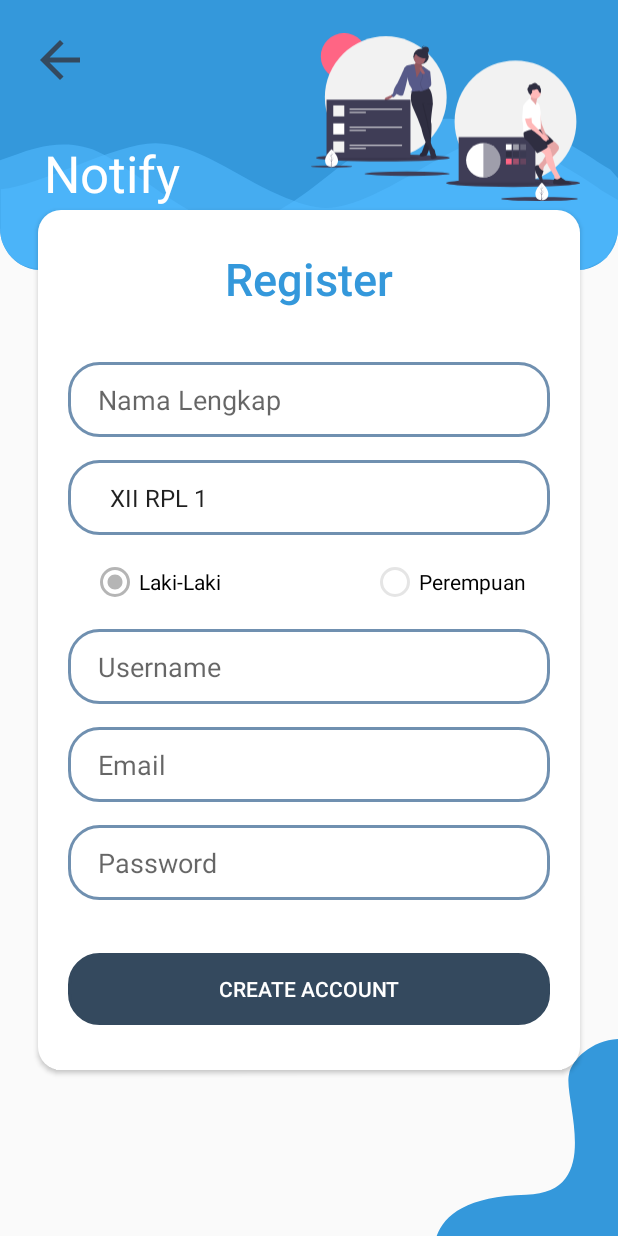
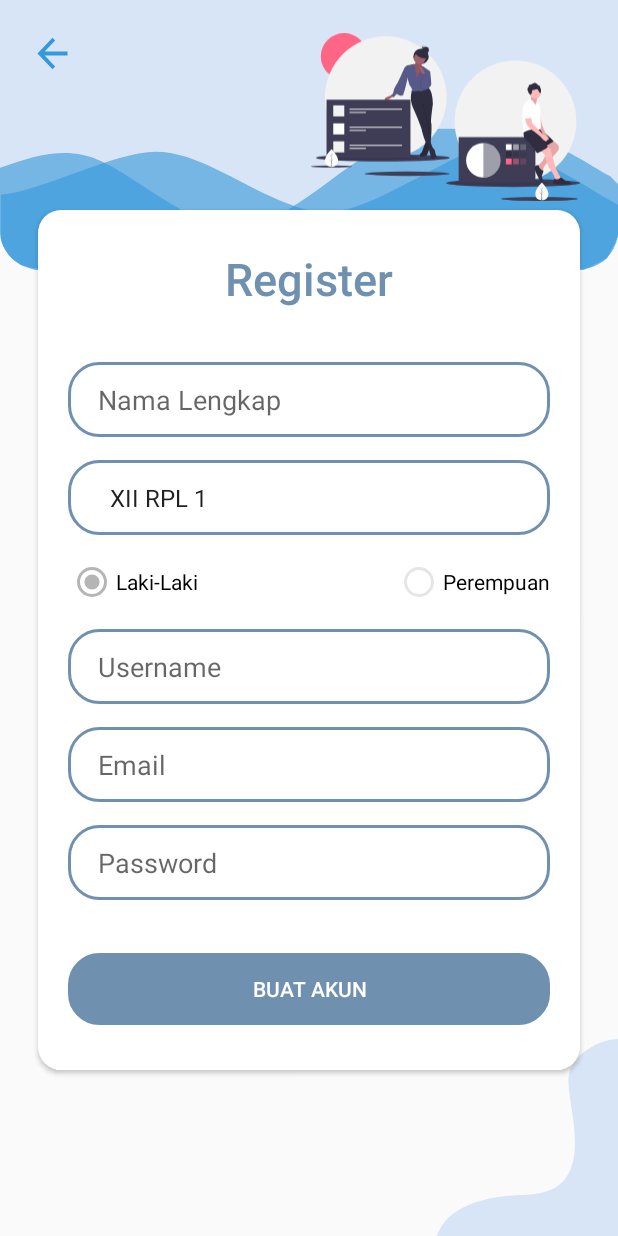
Before and after one commit to DelNight/Notify, an Android app: the screen it shows after launch (SignupActivity), after a tap on "BUAT AKUN", on a phone screen of 412 x 824 dp. Run offline under Robolectric (Android 15) with nearby library versions, the light colour scheme and no system bars; our stand-ins replace ButterKnife, Firebase (no records; nobody signed in at launch, a user with empty details on screens opened directly).

Commit message:
update login regis splash

```diff
--- a/app/src/main/res/drawable/ic_vectorloginregis.xml
+++ b/app/src/main/res/drawable/ic_vector_login.xml
@@ -5,15 +5,15 @@
     android:viewportHeight="203">
   <path
       android:pathData="M0,-11C0,-24.255 10.745,-35 24,-35H336C349.255,-35 360,-24.255 360,-11V179C360,192.255 349.255,203 336,203H24C10.745,203 0,192.255 0,179V-11Z"
-      android:fillColor="#3498DB"/>
+      android:fillColor="#D8E5F6"/>
   <path
       android:pathData="M0,140.441L10,136.971C20,133.631 40,126.496 60,136.971C80,147.251 112,175.3 132,176.921C152,178.543 172,164.258 192,148.595C212,133.126 233,118.621 253,117C273,115.379 280,120.591 300,129.347C320,138.103 340,150.274 350,157.311L360,163.121V181.206L359,186.206L357.5,189.706L356,192.5L354,195C354,195 348.5,202.706 335,202.706C315,202.706 260,202.706 240,202.706C220,202.706 200,202.706 180,202.706C160,202.706 140,202.706 120,202.706C100,202.706 54,202.706 34,202.706C14,202.706 11.5,199.206 11.5,199.206L7,196L3,190.706L1,186.5L0,181V140.441Z"
       android:strokeAlpha="0.6"
-      android:fillColor="#51B9FF"
+      android:fillColor="#3498DB"
       android:fillAlpha="0.6"/>
   <path
       android:pathData="M0.5,157V184L2,188.5L5,194L8.5,197.5L12,200L20.5,203H75.333H146.5H217.667H288.833H340L353.5,196L360,182.5V150.628L355.5,145.667C343.639,139.524 322.222,121.029 298.5,123.064C274.778,125.252 241.389,149.634 217.667,160C193.944,170.366 185.722,170.097 162,160C138.278,149.749 114.222,130.746 90.5,130.746C66.778,130.746 24.222,154.965 0.5,157Z"
       android:strokeAlpha="0.6"
-      android:fillColor="#51B9FF"
+      android:fillColor="#3498DB"
       android:fillAlpha="0.6"/>
 </vector>
--- a/app/src/main/res/drawable/ic_vector_register.xml
+++ b/app/src/main/res/drawable/ic_vector_register.xml
@@ -1,19 +1,19 @@
 <vector xmlns:android="http://schemas.android.com/apk/res/android"
     android:width="360dp"
-    android:height="154dp"
+    android:height="165dp"
     android:viewportWidth="360"
-    android:viewportHeight="154">
+    android:viewportHeight="165">
   <path
-      android:pathData="M0,-60C0,-73.255 10.745,-84 24,-84H336C349.255,-84 360,-73.255 360,-60V130C360,143.255 349.255,154 336,154H24C10.745,154 0,143.255 0,130V-60Z"
-      android:fillColor="#3498DB"/>
+      android:pathData="M0,-49C0,-62.255 10.745,-73 24,-73H336C349.255,-73 360,-62.255 360,-49V141C360,154.255 349.255,165 336,165H24C10.745,165 0,154.255 0,141V-49Z"
+      android:fillColor="#D8E5F6"/>
   <path
-      android:pathData="M0,91.441L10,87.971C20,84.631 40,77.496 60,87.971C80,98.251 112,126.3 132,127.921C152,129.543 172,115.258 192,99.595C212,84.126 233,69.621 253,68C273,66.379 280,71.591 300,80.347C320,89.103 340,101.274 350,108.311L360,114.121V132.206L359,137.206L357.5,140.706L356,143.5L354,146C354,146 348.5,153.706 335,153.706C315,153.706 260,153.706 240,153.706C220,153.706 200,153.706 180,153.706C160,153.706 140,153.706 120,153.706C100,153.706 54,153.706 34,153.706C14,153.706 11.5,150.206 11.5,150.206L7,147L3,141.706L1,137.5L0,132V91.441Z"
+      android:pathData="M0.5,119V146L2,150.5L5,156L8.5,159.5L12,162L20.5,165H75.333H146.5H217.667H288.833H340L353.5,158L360,144.5V112.628L355.5,107.667C343.639,101.524 322.222,83.029 298.5,85.064C274.778,87.253 241.389,111.634 217.667,122C193.944,132.366 185.722,132.097 162,122C138.278,111.749 114.222,92.746 90.5,92.746C66.778,92.746 24.222,116.965 0.5,119Z"
       android:strokeAlpha="0.6"
-      android:fillColor="#51B9FF"
+      android:fillColor="#3498DB"
       android:fillAlpha="0.6"/>
   <path
-      android:pathData="M0.5,108V135L2,139.5L5,145L8.5,148.5L12,151L20.5,154H75.333H146.5H217.667H288.833H340L353.5,147L360,133.5V101.628L355.5,96.667C343.639,90.524 322.222,72.029 298.5,74.064C274.778,76.253 241.389,100.634 217.667,111C193.944,121.366 185.722,121.097 162,111C138.278,100.749 114.222,81.746 90.5,81.746C66.778,81.746 24.222,105.965 0.5,108Z"
+      android:pathData="M0,102.441L10,98.971C20,95.631 40,88.496 60,98.971C80,109.251 112,137.3 132,138.921C152,140.543 172,126.258 192,110.595C212,95.126 233,80.621 253,79C273,77.379 280,82.591 300,91.348C320,100.103 340,112.274 350,119.311L360,125.121V143.206L359,148.206L357.5,151.706L356,154.5L354,157C354,157 348.5,164.706 335,164.706C315,164.706 260,164.706 240,164.706C220,164.706 200,164.706 180,164.706C160,164.706 140,164.706 120,164.706C100,164.706 54,164.706 34,164.706C14,164.706 11.5,161.206 11.5,161.206L7,158L3,152.706L1,148.5L0,143V102.441Z"
       android:strokeAlpha="0.6"
-      android:fillColor="#51B9FF"
+      android:fillColor="#3498DB"
       android:fillAlpha="0.6"/>
 </vector>
--- a/app/src/main/res/drawable/radius_button.xml
+++ b/app/src/main/res/drawable/radius_button.xml
@@ -4,14 +4,14 @@
             <shape android:shape="rectangle">
                 <solid android:color="#ffffffff"/>
                 <corners android:radius="20dp"/>
-                <stroke android:color="#34495E" android:width="1dp"/>
+                <stroke android:color="#7090B0" android:width="1dp"/>
             </shape>
         </item>
         <item android:state_enabled="true">
             <shape android:shape="rectangle">
-                <solid android:color="#34495E"/>
+                <solid android:color="#7090B0"/>
                 <corners android:radius="20dp"/>
-                <stroke android:color="#34495E" android:width="1dp"/>
+                <stroke android:color="#7090B0" android:width="1dp"/>
             </shape>
         </item>
 </selector>
--- a/app/src/main/res/layout/activity_main.xml
+++ b/app/src/main/res/layout/activity_main.xml
@@ -4,14 +4,14 @@
     xmlns:tools="http://schemas.android.com/tools"
     android:layout_width="match_parent"
     android:layout_height="match_parent"
-    android:background="@color/color7"
+    android:background="@color/color1"
     tools:context=".MainActivity">
 
     <ImageView
         android:layout_width="360dp"
         android:layout_height="240dp"
         android:id="@+id/logo"
-        android:src="@drawable/logo2"
+        android:src="@drawable/logo"
         android:layout_centerVertical="true"
         android:layout_centerHorizontal="true"/>
 
@@ -21,7 +21,7 @@
         android:textSize="28dp"
         android:layout_marginBottom="20dp"
         android:elegantTextHeight="true"
-        android:textColor="@android:color/white"
+        android:textColor="@color/color2"
         android:text="By Delnight"
         android:layout_centerHorizontal="true"
         android:layout_below="@id/logo"
--- a/app/src/main/res/layout/activity_signup.xml
+++ b/app/src/main/res/layout/activity_signup.xml
@@ -14,23 +14,16 @@
         android:background="@drawable/ic_vector_register"
         android:orientation="vertical">
 
-    <Button
-        android:id="@+id/btn_back"
-        android:layout_width="40dp"
-        android:layout_height="40dp"
-        android:background="@drawable/ic_baseline_arrow_back_24"
-        android:layout_margin="20dp"/>
-
-        <TextView
-            android:layout_width="wrap_content"
-            android:layout_height="wrap_content"
-            android:layout_alignParentStart="true"
-            android:layout_alignParentBottom="true"
-            android:layout_marginStart="29dp"
-            android:layout_marginBottom="42dp"
-            android:text="Notify"
-            android:textColor="@color/color5"
-            android:textSize="34dp" />
+        <Button
+            android:id="@+id/btn_back"
+            android:layout_width="30dp"
+            android:layout_height="31dp"
+            android:layout_marginStart="20dp"
+            android:layout_marginTop="20dp"
+            android:layout_marginEnd="20dp"
+            android:layout_marginBottom="20dp"
+            android:background="@drawable/ic_baseline_arrow_back_24"
+            android:backgroundTint="@color/color7" />
 
         <ImageView
             android:layout_width="179dp"
@@ -62,7 +55,7 @@
                 android:gravity="center"
                 android:layout_marginTop="5dp"
                 android:textSize="30dp"
-                android:textColor="@color/color7"
+                android:textColor="@color/color2"
                 android:fontFamily="sans-serif-medium"
                 android:layout_marginBottom="35dp"/>
 
@@ -99,8 +92,8 @@
                         android:id="@+id/male"
                         android:layout_width="wrap_content"
                         android:layout_height="wrap_content"
-                        android:layout_marginRight="100dp"
                         android:text="Laki-Laki"
+                        android:layout_weight="1"
                         android:checked="true"
                         />
 
@@ -148,8 +141,8 @@
                 android:layout_marginBottom="10dp"
                 android:layout_height="wrap_content"
                 android:layout_gravity="center_horizontal|center"
-                android:text="Create Account"
-                app:backgroundTint="#34495E"
+                android:text="Buat Akun"
+                app:backgroundTint="#7090b0"
                 android:elevation="20dp"
                 android:background="@drawable/button_radius"
                 android:textColor="#ffffffff"/>
@@ -162,5 +155,5 @@
         android:src="@drawable/ic_vector_downloginregis"
         android:layout_alignParentRight="true"
         android:layout_alignParentBottom="true"
-        app:tint="@color/color7" />
+        app:tint="@color/color1" />
 </RelativeLayout>
```
Also changed, not shown: app/src/main/res/layout/activity_login.xml (+5 -5 lines).
